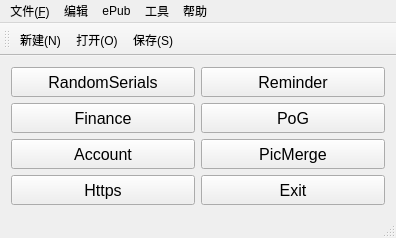
Qt form qt_project/qtmainwindow.ui (RockyChing/qt_play) before a commit.
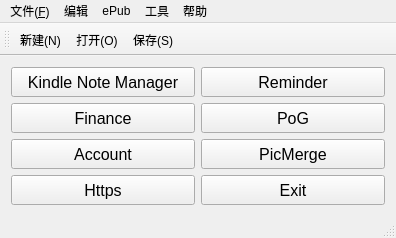
The same form after that commit. Icons and pictures are not drawn.

Commit message: Dev Dev V1.14.0 Add Kindle Note Manager

```diff
--- a/qt_project/qtmainwindow.ui
+++ b/qt_project/qtmainwindow.ui
@@ -33,7 +33,7 @@
        </font>
       </property>
       <property name="text">
-       <string>RandomSerials</string>
+       <string>Kindle Note Manager</string>
       </property>
      </widget>
     </item>
```
Left out of the diff: 2 changed lines with no effect on the pictures. The commit also changes 10 other files.
